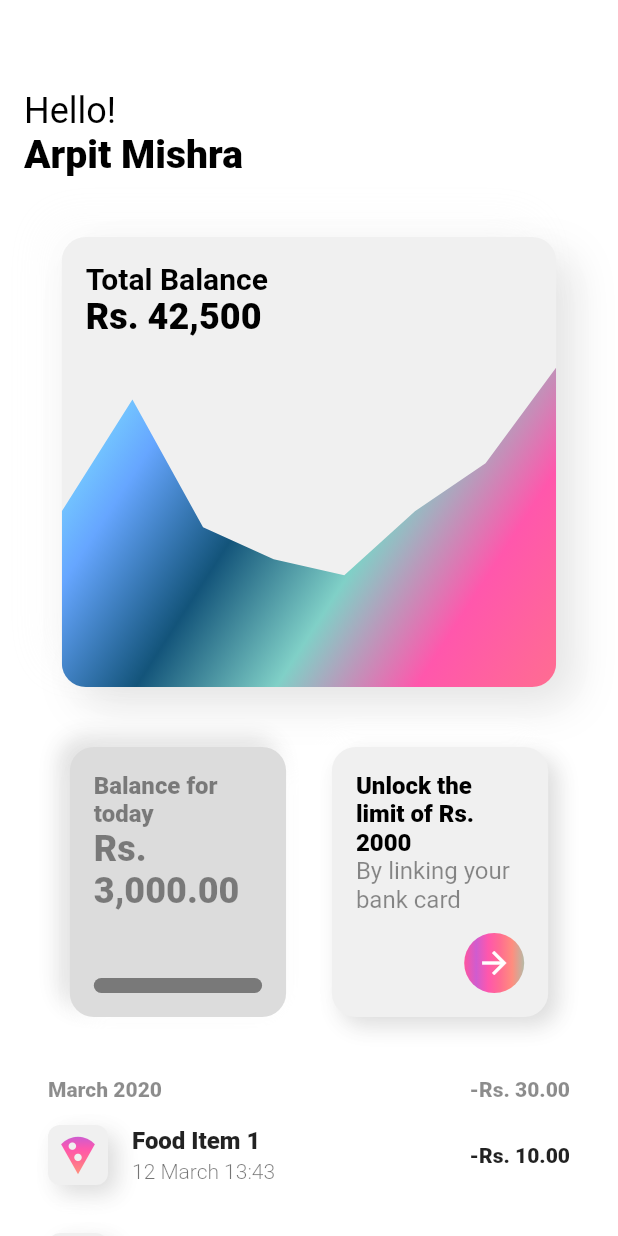
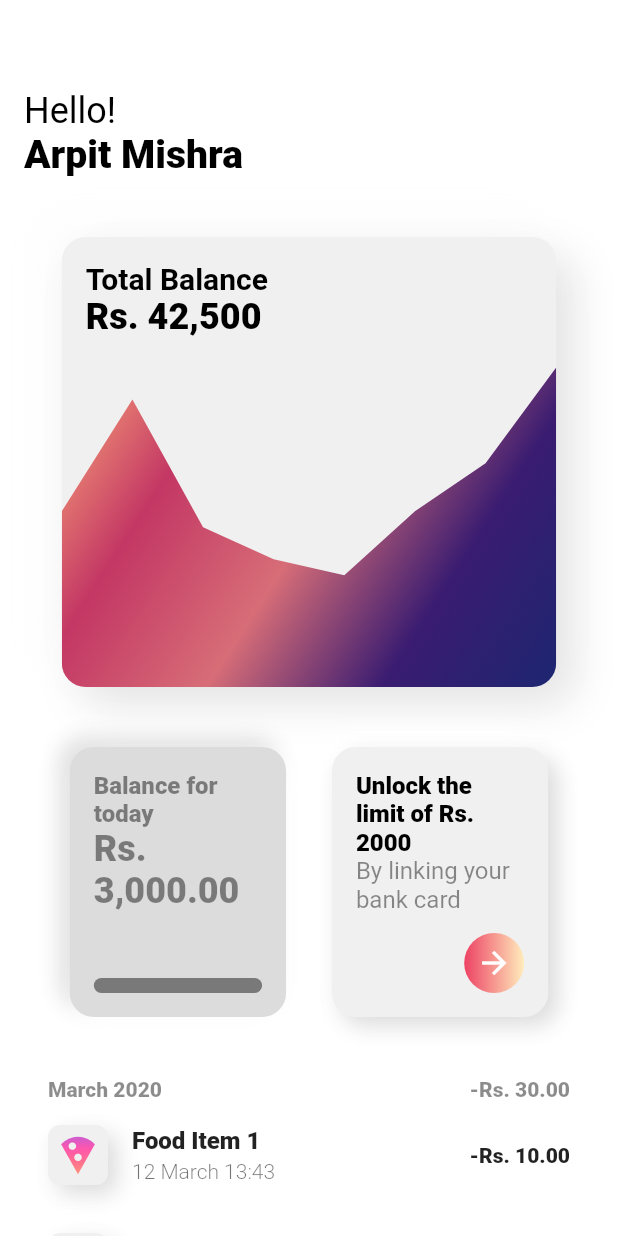
Before and after one commit to mishrraG/Neuomorphic_app, a Flutter app: the screen it shows after launch, on a phone screen of 412 x 824 dp. Run offline on Flutter 3.47's test engine with Material 2 defaults, Android fonts, the phone set to English and light mode, and no system bars; drawn by our look-alikes of clay_containers; our stand-ins replace after_layout.

Commit message:
Color Updates

```diff
--- a/lib/chart.dart
+++ b/lib/chart.dart
@@ -22,12 +22,11 @@ class Chart extends StatelessWidget {
               begin: Alignment.topLeft,
               end: Alignment.bottomRight,
               colors: [
-                Color(0xFF89F7FE),
-                Color(0xFF66A6FF),
-                Color(0xFF13547A),
-                Color(0xFF80D0C7),
-                Color(0xFFFF57AC),
-                Color(0xFFFF6D91),
+                Color(0xFFFFAF7B),
+                Color(0xFFc33764),
+                Color(0xFFD76D77),
+                Color(0xFF3A1c71),
+                Color(0xFF1D2671),
               ],
             ),
           ),
--- a/lib/main.dart
+++ b/lib/main.dart
@@ -197,12 +197,8 @@ class Homepage extends StatelessWidget {
                                 shape: BoxShape.circle,
                                 gradient: LinearGradient(
                                   colors: [
-                                    Color(0xFFFF559F),
-                                    Color(0xFFCF5CCF),
-                                    Color(0xFFFF57AC),
-                                    Color(0xFFFF6D91),
-                                    Color(0xFFFF8D7E),
-                                    Color(0xFFB6BAA6),
+                                    Color(0xFFED4264),
+                                    Color(0xFFFFEDBC),
                                   ],
                                 ),
                               ),
```
